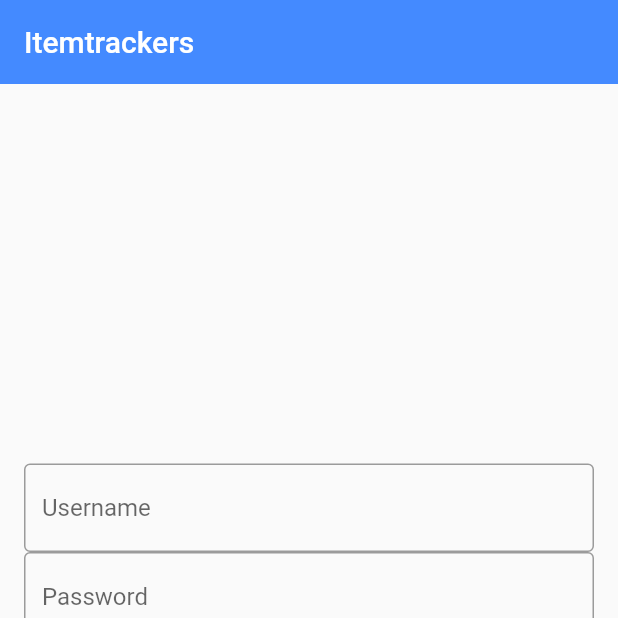
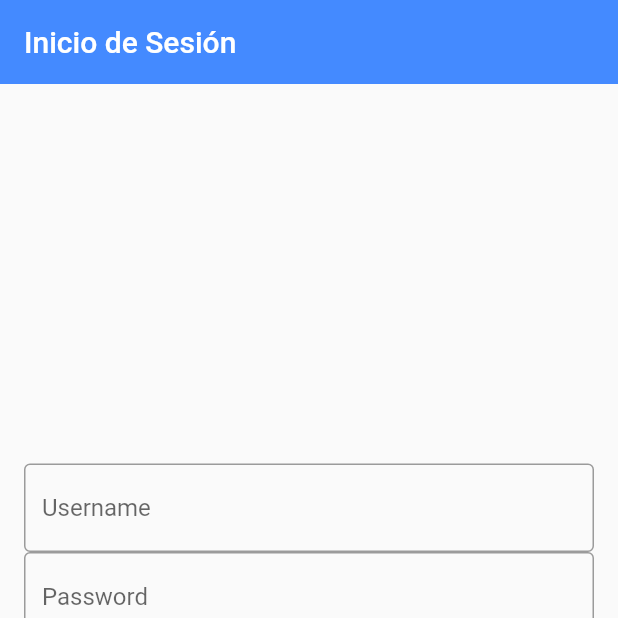
Before and after one commit to ElanTic/LosTSPerrones, a Flutter app: the screen it shows after launch, after a tap on "Olvidé mi Contraseña", on a phone screen of 412 x 824 dp, the top half of it. Run offline on Flutter 3.47's test engine with Material 2 defaults, Android fonts, the phone set to English and light mode, and no system bars; our stand-ins replace image_picker.

Commit message:
Se implementa google maps en el .pubsecyaml

```diff
--- a/lib/Views/login.dart
+++ b/lib/Views/login.dart
@@ -15,7 +15,7 @@ class _LoginStateScreen extends State<LoginScreen> {
     return new MaterialApp(
       home: new Scaffold(
         appBar: AppBar(
-          title: Text('Itemtrackers'),
+          title: Text('Inicio de Sesión'),
           backgroundColor: Colors.blueAccent,
           elevation: 0,
         ),
@@ -83,7 +83,7 @@ class _LoginStateScreen extends State<LoginScreen> {
                         padding: EdgeInsets.all(16.0),
                         child: TextButton(
                             onPressed: () {
-                              print('Olvide Contra');
+                              print('Olvide Contraseña');
                             },
                             child: Text('Olvidé mi Contraseña')),
                       ),
--- a/pubspec.yaml
+++ b/pubspec.yaml
@@ -31,6 +31,7 @@ dependencies:
   flutter:
     sdk: flutter
   image_picker: ^1.0.4
+  google_maps_flutter: ^2.5.0
 
   # The following adds the Cupertino Icons font to your application.
   # Use with the CupertinoIcons class for iOS style icons.
```
Also changed, not shown: pubspec.lock.
